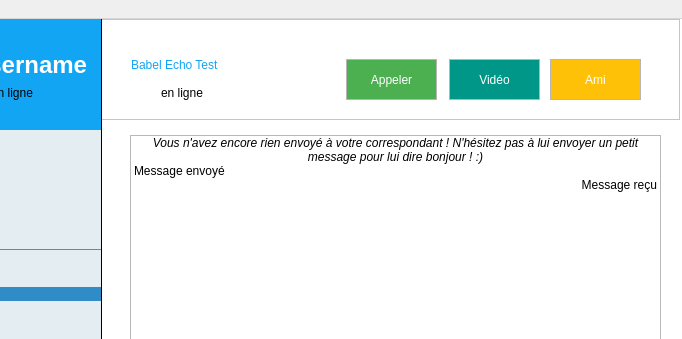
Old version of the form client/mainwindow.ui in the repository adrijere/cpp_babel; both pictures show x 139 to 821 and y 0 to 339 of the 821 by 626 pixel window.
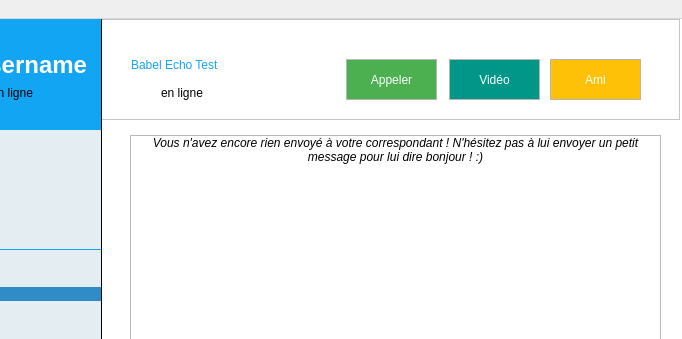
New version of the form. Icons and pictures are not drawn.

Commit message: Add send message action

What changed in the file:
```diff
--- a/client/mainwindow.ui
+++ b/client/mainwindow.ui
@@ -303,42 +303,6 @@
       <set>AlignHCenter|AlignVCenter|AlignCenter</set>
      </property>
     </item>
-    <item>
-     <property name="text">
-      <string>Message envoyé</string>
-     </property>
-    </item>
-    <item>
-     <property name="text">
-      <string>Message reçu</string>
-     </property>
-     <property name="font">
-      <font>
-       <stylestrategy>PreferDefault</stylestrategy>
-      </font>
-     </property>
-     <property name="textAlignment">
-      <set>AlignRight|AlignVCenter</set>
-     </property>
-     <property name="background">
-      <brush brushstyle="NoBrush">
-       <color alpha="255">
-        <red>244</red>
-        <green>244</green>
-        <blue>244</blue>
-       </color>
-      </brush>
-     </property>
-     <property name="foreground">
-      <brush brushstyle="NoBrush">
-       <color alpha="255">
-        <red>18</red>
-        <green>165</green>
-        <blue>244</blue>
-       </color>
-      </brush>
-     </property>
-    </item>
    </widget>
    <widget class="QLabel" name="userLabel">
     <property name="geometry">
```
Left out of the diff: 2 changed lines with no effect on the pictures. The commit also changes 1 other file.
